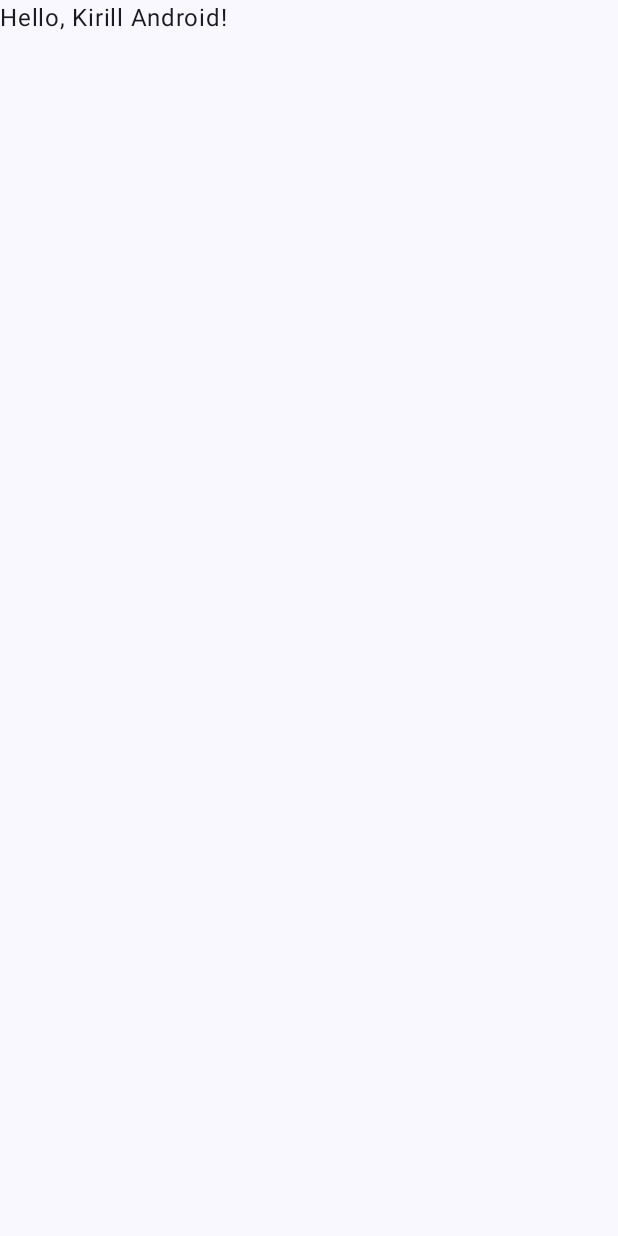
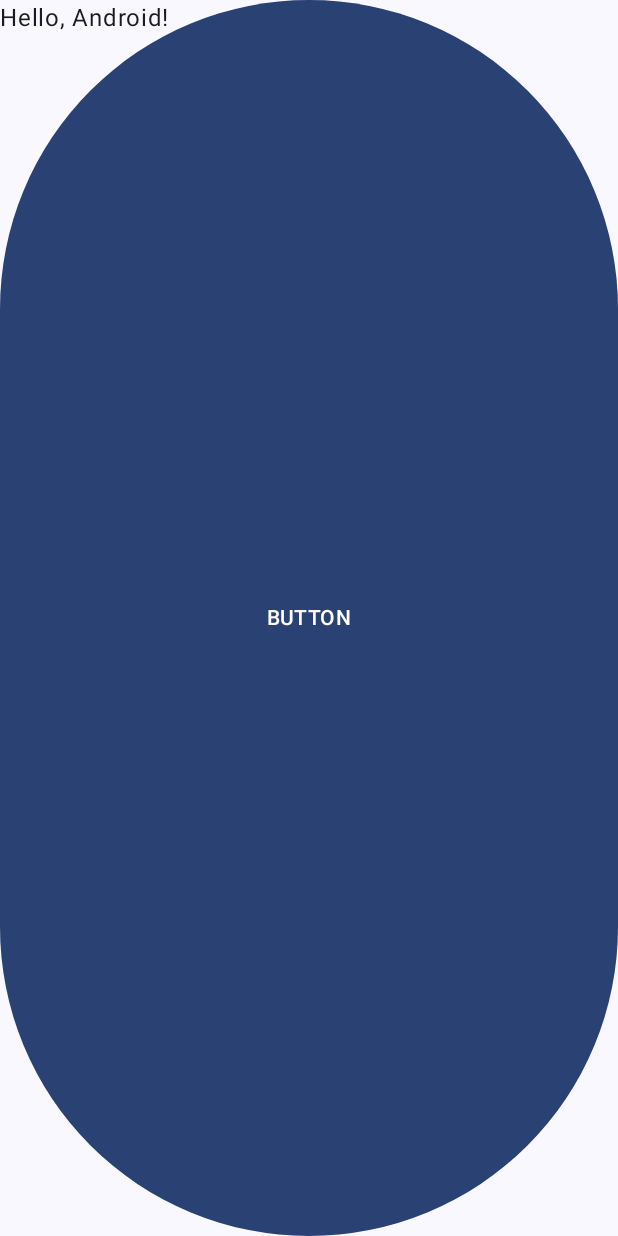
Before and after one commit to angryWilly/MasterChiefApp, an Android app built with Jetpack Compose: the screen it shows after launch (MainActivity), on a phone screen of 412 x 824 dp. Before the commit the screen is almost empty. Run offline under Robolectric (Android 15) with nearby library versions, the phone set to English and light mode, and no system bars.

Commit message:
added simple button

```diff
--- /dev/null
+++ b/app/src/main/java/com/example/abobusteam/ComposeSearch.kt
@@ -0,0 +1,16 @@
+package com.example.abobusteam
+import androidx.compose.material3.Button
+import androidx.compose.material3.Text
+import androidx.compose.runtime.Composable
+
+
+class ComposeSearch {
+
+    @Composable
+    fun DoSmth ()
+    {
+        Button(onClick = { /*TODO*/ }) {
+                    Text(text = "BUTTON")
+        }
+    }
+}
--- a/app/src/main/java/com/example/abobusteam/MainActivity.kt
+++ b/app/src/main/java/com/example/abobusteam/MainActivity.kt
@@ -15,11 +15,13 @@ import com.example.abobusteam.ui.theme.AbobusTeamTheme
 class MainActivity : ComponentActivity() {
     override fun onCreate(savedInstanceState: Bundle?) {
         super.onCreate(savedInstanceState)
+        val compose = ComposeSearch()
         setContent {
             AbobusTeamTheme {
                 // A surface container using the 'background' color from the theme
                 Surface(modifier = Modifier.fillMaxSize(), color = MaterialTheme.colorScheme.background) {
                     Greeting("Android")
+                    compose.DoSmth()
                 }
             }
         }
@@ -29,7 +31,7 @@ class MainActivity : ComponentActivity() {
 @Composable
 fun Greeting(name: String, modifier: Modifier = Modifier) {
     Text(
-            text = "Hello, Kirill $name!",
+            text = "Hello, $name!",
             modifier = modifier
     )
 }
```
